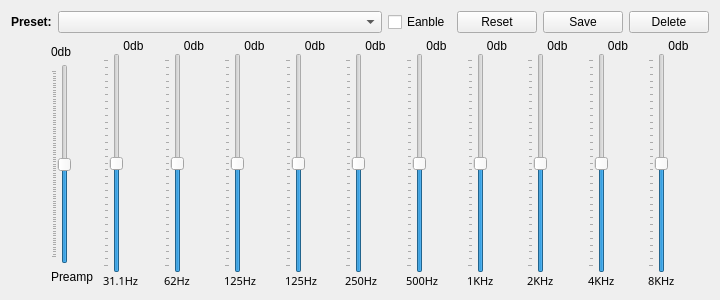
billlin0904/xamp2, file src/widget_shared/equalizerdialog.ui: the form before one commit.
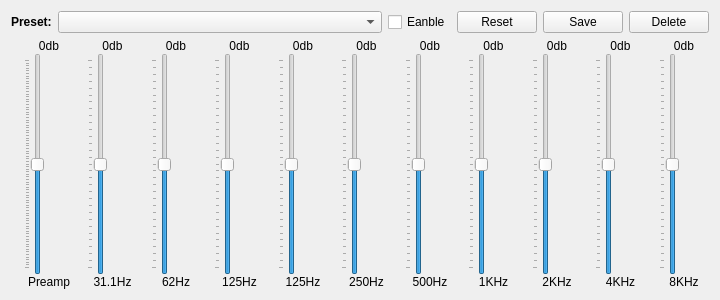
The form after the commit. Custom widgets are drawn as their Qt base class.

```diff
--- a/src/widget_shared/equalizerdialog.ui
+++ b/src/widget_shared/equalizerdialog.ui
@@ -81,109 +81,71 @@
     </layout>
    </item>
    <item>
-    <layout class="QHBoxLayout" name="horizontalLayout_3" stretch="1,0,1">
+    <layout class="QHBoxLayout" name="horizontalLayout_3" stretch="1">
      <property name="spacing">
       <number>0</number>
      </property>
-     <item>
-      <spacer name="horizontalSpacer">
-       <property name="orientation">
-        <enum>Qt::Horizontal</enum>
-       </property>
-       <property name="sizeType">
-        <enum>QSizePolicy::Fixed</enum>
-       </property>
-       <property name="sizeHint" stdset="0">
-        <size>
-         <width>40</width>
-         <height>20</height>
-        </size>
-       </property>
-      </spacer>
-     </item>
-     <item>
-      <layout class="QVBoxLayout" name="verticalLayout_12">
-       <property name="spacing">
-        <number>0</number>
-       </property>
-       <item>
-        <widget class="QLabel" name="preampDbLabel">
-         <property name="text">
-          <string>0db</string>
-         </property>
-         <property name="alignment">
-          <set>Qt::AlignLeading|Qt::AlignLeft|Qt::AlignVCenter</set>
-         </property>
-        </widget>
-       </item>
-       <item>
-        <widget class="DoubleSlider" name="preampSlider">
-         <property name="sizePolicy">
-          <sizepolicy hsizetype="Fixed" vsizetype="Fixed">
-           <horstretch>0</horstretch>
-           <verstretch>0</verstretch>
-          </sizepolicy>
-         </property>
-         <property name="minimumSize">
-          <size>
-           <width>0</width>
-           <height>200</height>
-          </size>
-         </property>
-         <property name="maximumSize">
-          <size>
-           <width>16777215</width>
-           <height>200</height>
-          </size>
-         </property>
-         <property name="minimum">
-          <number>-400</number>
-         </property>
-         <property name="maximum">
-          <number>400</number>
-         </property>
-         <property name="orientation">
-          <enum>Qt::Vertical</enum>
-         </property>
-         <property name="tickPosition">
-          <enum>QSlider::TicksAbove</enum>
-         </property>
-        </widget>
-       </item>
-       <item>
-        <widget class="QLabel" name="preampLabel">
-         <property name="text">
-          <string>Preamp</string>
-         </property>
-        </widget>
-       </item>
-      </layout>
-     </item>
      <item>
       <layout class="QGridLayout" name="gridLayout">
+       <item row="0" column="10">
+        <layout class="QVBoxLayout" name="verticalLayout_10">
+         <property name="spacing">
+          <number>0</number>
+         </property>
+         <property name="leftMargin">
+          <number>13</number>
+         </property>
+         <property name="rightMargin">
+          <number>0</number>
+         </property>
+         <item>
+          <widget class="QLabel" name="band10DbLabel">
+           <property name="text">
+            <string>0db</string>
+           </property>
+           <property name="alignment">
+            <set>Qt::AlignCenter</set>
+           </property>
+          </widget>
+         </item>
+         <item>
+          <widget class="DoubleSlider" name="band10Slider">
+           <property name="minimum">
+            <number>-150</number>
+           </property>
+           <property name="maximum">
+            <number>150</number>
+           </property>
+           <property name="orientation">
+            <enum>Qt::Vertical</enum>
+           </property>
+           <property name="tickPosition">
+            <enum>QSlider::TicksAbove</enum>
+           </property>
+          </widget>
+         </item>
+         <item>
+          <widget class="QLabel" name="band10FeqLabel">
+           <property name="text">
+            <string>8KHz</string>
+           </property>
+           <property name="alignment">
+            <set>Qt::AlignCenter</set>
+           </property>
+          </widget>
+         </item>
+        </layout>
+       </item>
        <item row="0" column="0">
-        <spacer name="horizontalSpacer_2">
-         <property name="orientation">
-          <enum>Qt::Horizontal</enum>
-         </property>
-         <property name="sizeType">
-          <enum>QSizePolicy::Fixed</enum>
-         </property>
-         <property name="sizeHint" stdset="0">
-          <size>
-           <width>10</width>
-           <height>20</height>
-          </size>
-         </property>
-        </spacer>
-       </item>
-       <item row="0" column="1">
-        <layout class="QVBoxLayout" name="verticalLayout">
+        <layout class="QVBoxLayout" name="verticalLayout_12">
          <property name="spacing">
           <number>0</number>
          </property>
+         <property name="leftMargin">
+          <number>13</number>
+         </property>
          <item>
-          <widget class="QLabel" name="band1DbLabel">
+          <widget class="QLabel" name="preampDbLabel">
            <property name="text">
             <string>0db</string>
            </property>
@@ -193,12 +155,18 @@
           </widget>
          </item>
          <item>
-          <widget class="DoubleSlider" name="band1Slider">
+          <widget class="DoubleSlider" name="preampSlider">
+           <property name="sizePolicy">
+            <sizepolicy hsizetype="Fixed" vsizetype="Expanding">
+             <horstretch>0</horstretch>
+             <verstretch>0</verstretch>
+            </sizepolicy>
+           </property>
            <property name="minimum">
-            <number>-150</number>
+            <number>-400</number>
            </property>
            <property name="maximum">
-            <number>150</number>
+            <number>400</number>
            </property>
            <property name="orientation">
             <enum>Qt::Vertical</enum>
@@ -209,64 +177,15 @@
           </widget>
          </item>
          <item>
-          <widget class="QLabel" name="band1FeqLabel">
-           <property name="font">
-            <font>
-             <family>Work Sans</family>
-             <pointsize>8</pointsize>
-            </font>
-           </property>
+          <widget class="QLabel" name="preampLabel">
            <property name="text">
-            <string>31.1Hz</string>
+            <string>Preamp</string>
            </property>
-          </widget>
-         </item>
-        </layout>
-       </item>
-       <item row="0" column="2">
-        <layout class="QVBoxLayout" name="verticalLayout_2">
-         <property name="spacing">
-          <number>0</number>
-         </property>
-         <item>
-          <widget class="QLabel" name="band2DbLabel">
-           <property name="text">
-            <string>0db</string>
-           </property>
            <property name="alignment">
             <set>Qt::AlignCenter</set>
            </property>
           </widget>
          </item>
-         <item>
-          <widget class="DoubleSlider" name="band2Slider">
-           <property name="minimum">
-            <number>-150</number>
-           </property>
-           <property name="maximum">
-            <number>150</number>
-           </property>
-           <property name="orientation">
-            <enum>Qt::Vertical</enum>
-           </property>
-           <property name="tickPosition">
-            <enum>QSlider::TicksAbove</enum>
-           </property>
-          </widget>
-         </item>
-         <item>
-          <widget class="QLabel" name="band2FeqLabel">
-           <property name="font">
-            <font>
-             <family>Work Sans</family>
-             <pointsize>8</pointsize>
-            </font>
-           </property>
-           <property name="text">
-            <string>62Hz</string>
-           </property>
-          </widget>
-         </item>
         </layout>
        </item>
        <item row="0" column="3">
@@ -274,6 +193,9 @@
          <property name="spacing">
           <number>0</number>
          </property>
+         <property name="leftMargin">
+          <number>13</number>
+         </property>
          <item>
           <widget class="QLabel" name="band3DbLabel">
            <property name="text">
@@ -302,15 +224,12 @@
          </item>
          <item>
           <widget class="QLabel" name="band3FeqLabel">
-           <property name="font">
-            <font>
-             <family>Work Sans</family>
-             <pointsize>8</pointsize>
-            </font>
-           </property>
            <property name="text">
             <string>125Hz</string>
            </property>
+           <property name="alignment">
+            <set>Qt::AlignCenter</set>
+           </property>
           </widget>
          </item>
         </layout>
@@ -320,6 +239,9 @@
          <property name="spacing">
           <number>0</number>
          </property>
+         <property name="leftMargin">
+          <number>13</number>
+         </property>
          <item>
           <widget class="QLabel" name="band4DbLabel">
            <property name="text">
@@ -348,14 +270,57 @@
          </item>
          <item>
           <widget class="QLabel" name="band4FeqLabel">
-           <property name="font">
-            <font>
-             <family>Work Sans</family>
-             <pointsize>8</pointsize>
-            </font>
-           </property>
            <property name="text">
             <string>125Hz</string>
+           </property>
+           <property name="alignment">
+            <set>Qt::AlignCenter</set>
+           </property>
+          </widget>
+         </item>
+        </layout>
+       </item>
+       <item row="0" column="9">
+        <layout class="QVBoxLayout" name="verticalLayout_9">
+         <property name="spacing">
+          <number>0</number>
+         </property>
+         <property name="leftMargin">
+          <number>13</number>
+         </property>
+         <item>
+          <widget class="QLabel" name="band9DbLabel">
+           <property name="text">
+            <string>0db</string>
+           </property>
+           <property name="alignment">
+            <set>Qt::AlignCenter</set>
+           </property>
+          </widget>
+         </item>
+         <item>
+          <widget class="DoubleSlider" name="band9Slider">
+           <property name="minimum">
+            <number>-150</number>
+           </property>
+           <property name="maximum">
+            <number>150</number>
+           </property>
+           <property name="orientation">
+            <enum>Qt::Vertical</enum>
+           </property>
+           <property name="tickPosition">
+            <enum>QSlider::TicksAbove</enum>
+           </property>
+          </widget>
+         </item>
+         <item>
+          <widget class="QLabel" name="band9FeqLabel">
+           <property name="text">
+            <string>4KHz</string>
+           </property>
+           <property name="alignment">
+            <set>Qt::AlignCenter</set>
            </property>
           </widget>
          </item>
@@ -366,6 +331,9 @@
          <property name="spacing">
           <number>0</number>
          </property>
+         <property name="leftMargin">
+          <number>13</number>
+         </property>
          <item>
           <widget class="QLabel" name="band5DbLabel">
            <property name="text">
@@ -394,15 +362,58 @@
          </item>
          <item>
           <widget class="QLabel" name="band5FeqLabel">
-           <property name="font">
-            <font>
-             <family>Work Sans</family>
-             <pointsize>8</pointsize>
-            </font>
-           </property>
            <property name="text">
             <string>250Hz</string>
            </property>
+           <property name="alignment">
+            <set>Qt::AlignCenter</set>
+           </property>
+          </widget>
+         </item>
+        </layout>
+       </item>
+       <item row="0" column="1">
+        <layout class="QVBoxLayout" name="verticalLayout">
+         <property name="spacing">
+          <number>0</number>
+         </property>
+         <property name="leftMargin">
+          <number>13</number>
+         </property>
+         <item>
+          <widget class="QLabel" name="band1DbLabel">
+           <property name="text">
+            <string>0db</string>
+           </property>
+           <property name="alignment">
+            <set>Qt::AlignCenter</set>
+           </property>
+          </widget>
+         </item>
+         <item>
+          <widget class="DoubleSlider" name="band1Slider">
+           <property name="minimum">
+            <number>-150</number>
+           </property>
+           <property name="maximum">
+            <number>150</number>
+           </property>
+           <property name="orientation">
+            <enum>Qt::Vertical</enum>
+           </property>
+           <property name="tickPosition">
+            <enum>QSlider::TicksAbove</enum>
+           </property>
+          </widget>
+         </item>
+         <item>
+          <widget class="QLabel" name="band1FeqLabel">
+           <property name="text">
+            <string>31.1Hz</string>
+           </property>
+           <property name="alignment">
+            <set>Qt::AlignCenter</set>
+           </property>
           </widget>
          </item>
         </layout>
@@ -412,6 +423,9 @@
          <property name="spacing">
           <number>0</number>
          </property>
+         <property name="leftMargin">
+          <number>13</number>
+         </property>
          <item>
           <widget class="QLabel" name="band6DbLabel">
            <property name="text">
@@ -440,15 +454,12 @@
          </item>
          <item>
           <widget class="QLabel" name="band6FeqLabel">
-           <property name="font">
-            <font>
-             <family>Work Sans</family>
-             <pointsize>8</pointsize>
-            </font>
-           </property>
            <property name="text">
             <string>500Hz</string>
            </property>
+           <property name="alignment">
+            <set>Qt::AlignCenter</set>
+           </property>
           </widget>
          </item>
         </layout>
@@ -458,6 +469,9 @@
          <property name="spacing">
           <number>0</number>
          </property>
+         <property name="leftMargin">
+          <number>13</number>
+         </property>
          <item>
           <widget class="QLabel" name="band7DbLabel">
            <property name="text">
@@ -486,15 +500,12 @@
          </item>
          <item>
           <widget class="QLabel" name="band7FeqLabel">
-           <property name="font">
-            <font>
-             <family>Work Sans</family>
-             <pointsize>8</pointsize>
-            </font>
-           </property>
            <property name="text">
             <string>1KHz</string>
            </property>
+           <property name="alignment">
+            <set>Qt::AlignCenter</set>
+           </property>
           </widget>
          </item>
         </layout>
@@ -504,6 +515,9 @@
          <property name="spacing">
           <number>0</number>
          </property>
+         <property name="leftMargin">
+          <number>13</number>
+         </property>
          <item>
           <widget class="QLabel" name="band8DbLabel">
            <property name="text">
@@ -532,75 +546,26 @@
          </item>
          <item>
           <widget class="QLabel" name="band8FeqLabel">
-           <property name="font">
-            <font>
-             <family>Work Sans</family>
-             <pointsize>8</pointsize>
-            </font>
-           </property>
            <property name="text">
             <string>2KHz</string>
            </property>
-          </widget>
-         </item>
-        </layout>
-       </item>
-       <item row="0" column="9">
-        <layout class="QVBoxLayout" name="verticalLayout_9">
-         <property name="spacing">
-          <number>0</number>
-         </property>
-         <item>
-          <widget class="QLabel" name="band9DbLabel">
-           <property name="text">
-            <string>0db</string>
-           </property>
            <property name="alignment">
             <set>Qt::AlignCenter</set>
            </property>
           </widget>
          </item>
-         <item>
-          <widget class="DoubleSlider" name="band9Slider">
-           <property name="minimum">
-            <number>-150</number>
-           </property>
-           <property name="maximum">
-            <number>150</number>
-           </property>
-           <property name="orientation">
-            <enum>Qt::Vertical</enum>
-           </property>
-           <property name="tickPosition">
-            <enum>QSlider::TicksAbove</enum>
-           </property>
-          </widget>
-         </item>
-         <item>
-          <widget class="QLabel" name="band9FeqLabel">
-           <property name="font">
-            <font>
-             <family>Work Sans</family>
-             <pointsize>8</pointsize>
-            </font>
-           </property>
-           <property name="text">
-            <string>4KHz</string>
-           </property>
-          </widget>
-         </item>
         </layout>
        </item>
-       <item row="0" column="10">
-        <layout class="QVBoxLayout" name="verticalLayout_10">
+       <item row="0" column="2">
+        <layout class="QVBoxLayout" name="verticalLayout_2">
          <property name="spacing">
           <number>0</number>
          </property>
-         <property name="rightMargin">
-          <number>0</number>
+         <property name="leftMargin">
+          <number>13</number>
          </property>
          <item>
-          <widget class="QLabel" name="band10DbLabel">
+          <widget class="QLabel" name="band2DbLabel">
            <property name="text">
             <string>0db</string>
            </property>
@@ -610,7 +575,7 @@
           </widget>
          </item>
          <item>
-          <widget class="DoubleSlider" name="band10Slider">
+          <widget class="DoubleSlider" name="band2Slider">
            <property name="minimum">
             <number>-150</number>
            </property>
@@ -626,15 +591,12 @@
           </widget>
          </item>
          <item>
-          <widget class="QLabel" name="band10FeqLabel">
-           <property name="font">
-            <font>
-             <family>Work Sans</family>
-             <pointsize>8</pointsize>
-            </font>
-           </property>
+          <widget class="QLabel" name="band2FeqLabel">
            <property name="text">
-            <string>8KHz</string>
+            <string>62Hz</string>
+           </property>
+           <property name="alignment">
+            <set>Qt::AlignCenter</set>
            </property>
           </widget>
          </item>
```
